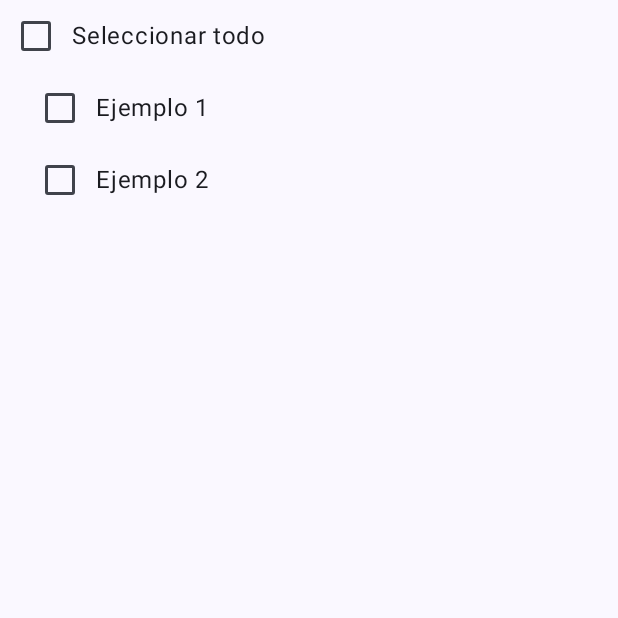
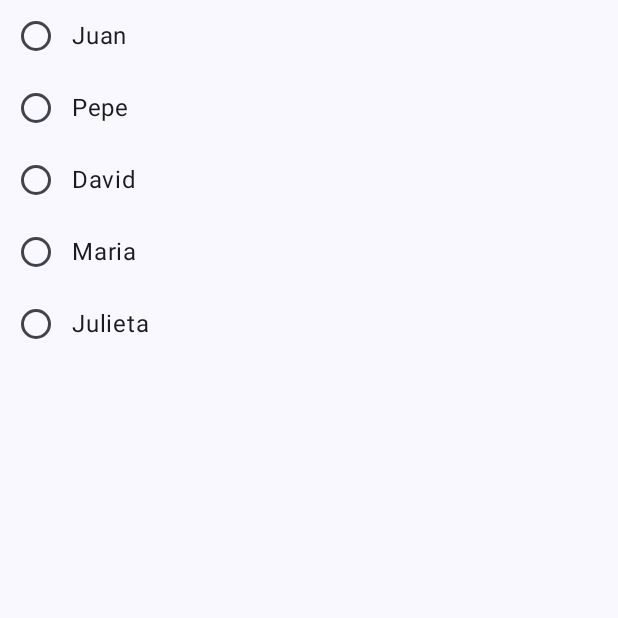
Before and after one commit to Juann1342/Curso-Jetpack-Compose, an Android app built with Jetpack Compose: the screen it shows after launch (MainActivity), on a phone screen of 412 x 824 dp, the top half of it. Run offline under Robolectric (Android 15) with nearby library versions, the phone set to English and light mode, and no system bars.

Commit message:
Sección 9 finalizada (Componentes de control de selección)

```diff
--- a/app/src/main/java/com/juan/myfirstcomposeapp/MainActivity.kt
+++ b/app/src/main/java/com/juan/myfirstcomposeapp/MainActivity.kt
@@ -6,11 +6,14 @@ import androidx.activity.compose.setContent
 import androidx.activity.enableEdgeToEdge
 import androidx.compose.foundation.layout.fillMaxSize
 import androidx.compose.foundation.layout.padding
+import androidx.compose.material3.RadioButton
 import androidx.compose.material3.Scaffold
 import androidx.compose.runtime.Composable
 import androidx.compose.ui.Modifier
 import androidx.compose.ui.tooling.preview.Preview
 import com.juan.myfirstcomposeapp.component.MyCheckBox
+import com.juan.myfirstcomposeapp.component.MyRadioButton
+import com.juan.myfirstcomposeapp.component.MyRadioButtonList
 import com.juan.myfirstcomposeapp.component.MySwitch
 import com.juan.myfirstcomposeapp.component.ParentCheckBoxes
 import com.juan.myfirstcomposeapp.component.TriStateCheckBox
@@ -54,12 +57,9 @@ class MainActivity : ComponentActivity() {
                 //    MySwitch(Modifier.padding(innerPadding))
                   //  MyCheckBox(Modifier.padding(innerPadding))
                 //    ParentCheckBoxes(Modifier.padding(innerPadding))
-                    TriStateCheckBox(Modifier.padding(innerPadding))
-
-
-
-
-
+                //    TriStateCheckBox(Modifier.padding(innerPadding))
+                //    MyRadioButton(Modifier.padding(innerPadding))
+                    MyRadioButtonList(Modifier.padding(innerPadding))
 
 
 
--- a/app/src/main/java/com/juan/myfirstcomposeapp/component/TggleControl.kt
+++ b/app/src/main/java/com/juan/myfirstcomposeapp/component/TggleControl.kt
@@ -12,6 +12,8 @@ import androidx.compose.foundation.layout.width
 import androidx.compose.material3.Checkbox
 import androidx.compose.material3.CheckboxDefaults
 import androidx.compose.material3.Icon
+import androidx.compose.material3.RadioButton
+import androidx.compose.material3.RadioButtonDefaults
 import androidx.compose.material3.Switch
 import androidx.compose.material3.SwitchDefaults
 import androidx.compose.material3.Text
@@ -186,3 +188,47 @@ fun TriStateCheckBox(modifier: Modifier = Modifier) {
     }
 
 }
+
+@Composable
+fun MyRadioButton(modifier: Modifier = Modifier) {
+    var state by remember { mutableStateOf(false) }
+    Row(modifier = modifier,verticalAlignment = Alignment.CenterVertically) {
+    RadioButton(
+        selected = state,
+        onClick = {state = true}, //en onclick no hay it
+        enabled = true,
+        colors = RadioButtonDefaults.colors(selectedColor = Color.Green, unselectedColor = Color.Red, disabledSelectedColor = Color.DarkGray, disabledUnselectedColor = Color.Cyan)
+
+    )
+        Text("Ejemplo 1")
+    }
+
+}
+
+//avanzado
+@Composable
+fun MyRadioButtonList(modifier: Modifier = Modifier) {
+    var selectedName: String by remember {mutableStateOf("")}
+    Column(modifier=modifier) {
+        RadioButtonComponent("Juan", selectedName=selectedName) { selectedName=it }
+        RadioButtonComponent("Pepe", selectedName=selectedName) { selectedName=it }
+        RadioButtonComponent("David", selectedName=selectedName) { selectedName=it }
+        RadioButtonComponent("Maria", selectedName=selectedName) { selectedName=it }
+        RadioButtonComponent("Julieta", selectedName=selectedName) { selectedName=it }
+
+
+
+    }
+
+}
+
+@Composable
+fun RadioButtonComponent(name: String, selectedName: String, onItemSelected: (String) -> Unit) {
+    Row(verticalAlignment = Alignment.CenterVertically) {
+
+        RadioButton(selected = name == selectedName, onClick = {onItemSelected(name)})//si el nombre que recibo por parametro es igual al seleccionado, significa que este es el seleccionado
+        Text(name, modifier = Modifier.clickable {onItemSelected(name)})
+
+    }
+
+}
```
